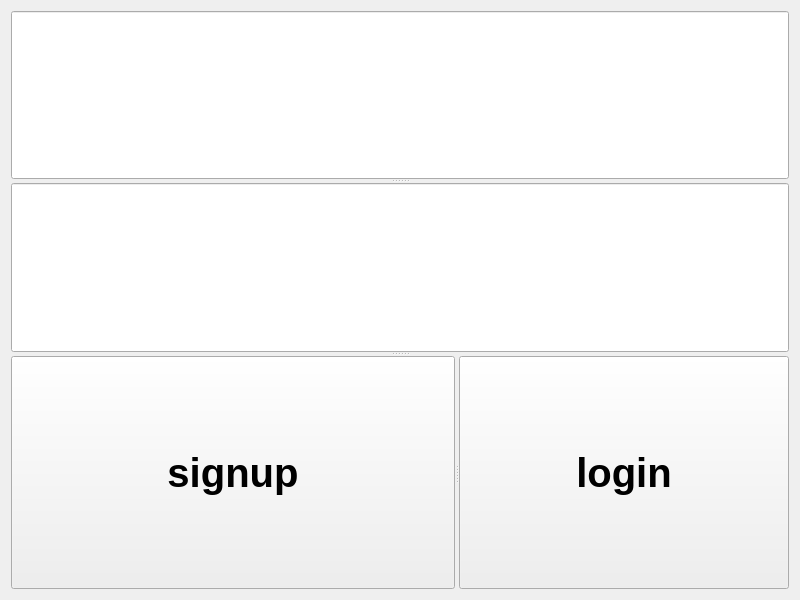
The window that miniProject2/loginview.ui (donjizzkan/miniProject2) describes before a commit, drawn with Qt 5.
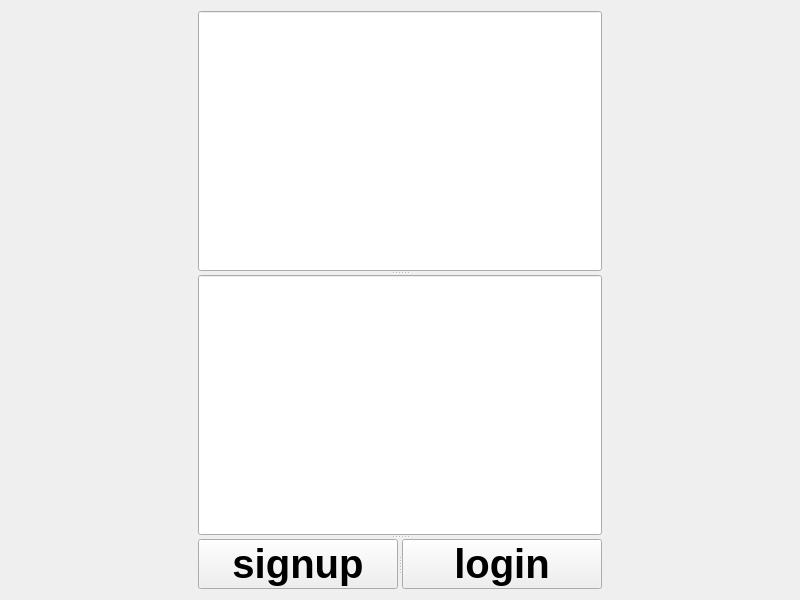
The same window after the commit.

```diff
--- a/miniProject2/loginview.ui
+++ b/miniProject2/loginview.ui
@@ -72,6 +72,12 @@
          <height>50</height>
         </size>
        </property>
+       <property name="maximumSize">
+        <size>
+         <width>200</width>
+         <height>50</height>
+        </size>
+       </property>
        <property name="font">
         <font>
          <pointsize>30</pointsize>
@@ -95,6 +101,12 @@
          <height>50</height>
         </size>
        </property>
+       <property name="maximumSize">
+        <size>
+         <width>200</width>
+         <height>50</height>
+        </size>
+       </property>
        <property name="font">
         <font>
          <pointsize>30</pointsize>
```
